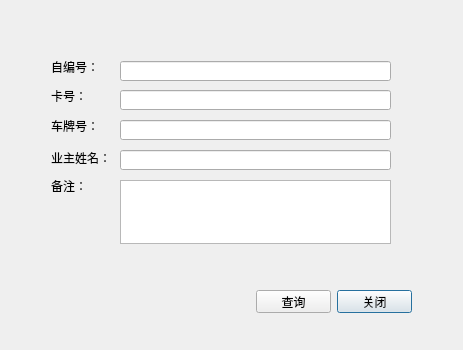
Old version of the form Dialog/dlgqueryowner.ui in the repository jjzhang166/ParkCode.
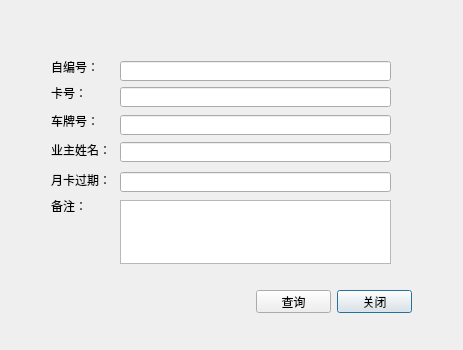
New version of the form. Icons and pictures are not drawn.

Diff of the .ui file:
```diff
--- a/Dialog/dlgqueryowner.ui
+++ b/Dialog/dlgqueryowner.ui
@@ -20,7 +20,7 @@
    <property name="geometry">
     <rect>
      <x>51</x>
-     <y>120</y>
+     <y>115</y>
      <width>54</width>
      <height>12</height>
     </rect>
@@ -36,7 +36,7 @@
    <property name="geometry">
     <rect>
      <x>51</x>
-     <y>150</y>
+     <y>142</y>
      <width>61</width>
      <height>16</height>
     </rect>
@@ -52,7 +52,7 @@
    <property name="geometry">
     <rect>
      <x>120</x>
-     <y>90</y>
+     <y>87</y>
      <width>271</width>
      <height>20</height>
     </rect>
@@ -84,7 +84,7 @@
    <property name="geometry">
     <rect>
      <x>51</x>
-     <y>90</y>
+     <y>87</y>
      <width>54</width>
      <height>12</height>
     </rect>
@@ -100,7 +100,7 @@
    <property name="geometry">
     <rect>
      <x>120</x>
-     <y>150</y>
+     <y>142</y>
      <width>271</width>
      <height>20</height>
     </rect>
@@ -144,11 +144,11 @@
     <string>关闭</string>
    </property>
   </widget>
-  <widget class="QPlainTextEdit" name="edt5q">
+  <widget class="QPlainTextEdit" name="edt6q">
    <property name="geometry">
     <rect>
      <x>120</x>
-     <y>180</y>
+     <y>200</y>
      <width>271</width>
      <height>64</height>
     </rect>
@@ -164,7 +164,7 @@
    <property name="geometry">
     <rect>
      <x>51</x>
-     <y>180</y>
+     <y>200</y>
      <width>54</width>
      <height>12</height>
     </rect>
@@ -219,7 +219,7 @@
    <property name="geometry">
     <rect>
      <x>120</x>
-     <y>120</y>
+     <y>115</y>
      <width>271</width>
      <height>20</height>
     </rect>
@@ -244,6 +244,41 @@
     <string/>
    </property>
   </widget>
+  <widget class="QLineEdit" name="edt5q">
+   <property name="geometry">
+    <rect>
+     <x>120</x>
+     <y>172</y>
+     <width>271</width>
+     <height>20</height>
+    </rect>
+   </property>
+   <property name="statusTip">
+    <string/>
+   </property>
+   <property name="styleSheet">
+    <string notr="true">background-image:url(none);</string>
+   </property>
+   <property name="readOnly">
+    <bool>true</bool>
+   </property>
+  </widget>
+  <widget class="QLabel" name="label_6">
+   <property name="geometry">
+    <rect>
+     <x>51</x>
+     <y>172</y>
+     <width>61</width>
+     <height>16</height>
+    </rect>
+   </property>
+   <property name="styleSheet">
+    <string notr="true">background-image:url(none);</string>
+   </property>
+   <property name="text">
+    <string>月卡过期：</string>
+   </property>
+  </widget>
  </widget>
  <resources/>
  <connections/>
```
Left out of the diff: 8 changed lines with no effect on the pictures.
